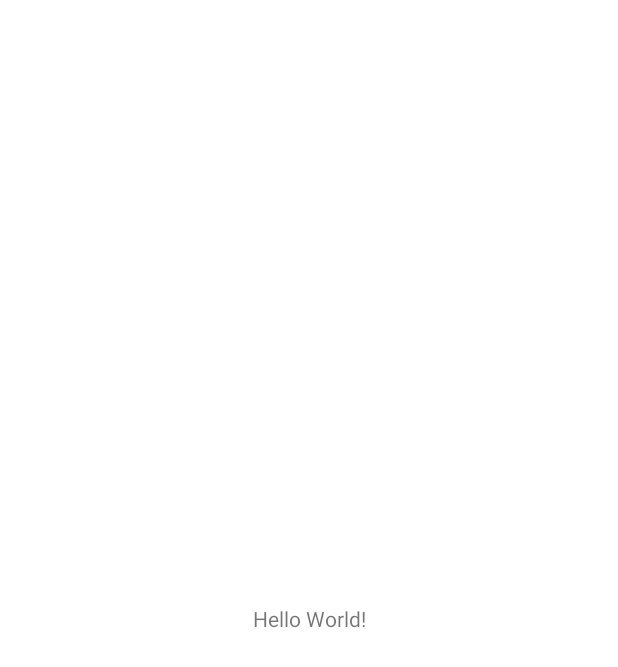
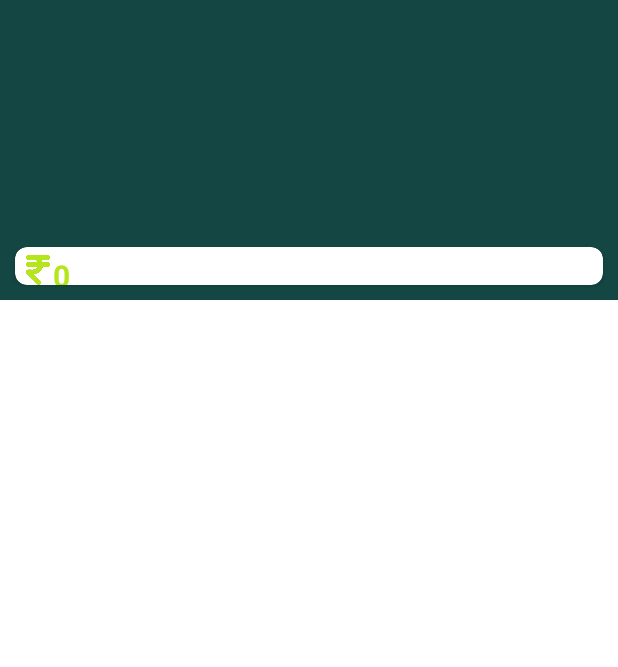
Before and after one commit to imrajnishjha/Intrester, an Android app: the screen it shows after launch (MainActivity), on a phone screen of 412 x 824 dp. Before the commit the part shown is almost empty. Shown: the top 667 px of the screen. Run offline under Robolectric (Android 15) with nearby library versions, the phone set to English and light mode, and no system bars.

Commit message:
Initial Commit

```diff
--- a/app/src/main/res/layout/activity_main.xml
+++ b/app/src/main/res/layout/activity_main.xml
@@ -7,12 +7,54 @@
     tools:context=".MainActivity">
 
     <TextView
-        android:layout_width="wrap_content"
-        android:layout_height="wrap_content"
-        android:text="Hello World!"
-        app:layout_constraintBottom_toBottomOf="parent"
+        android:layout_width="match_parent"
+        android:layout_height="200dp"
+        android:id="@+id/background_teal"
+        android:background="@color/dark_teal"
         app:layout_constraintEnd_toEndOf="parent"
         app:layout_constraintStart_toStartOf="parent"
         app:layout_constraintTop_toTopOf="parent" />
 
+    <androidx.cardview.widget.CardView
+        android:layout_width="match_parent"
+        android:layout_height="wrap_content"
+        app:layout_constraintStart_toStartOf="parent"
+        app:layout_constraintEnd_toEndOf="parent"
+        app:layout_constraintBottom_toBottomOf="@id/background_teal"
+        android:layout_margin="10dp"
+        app:cardCornerRadius="8dp"
+        app:cardBackgroundColor="@color/white">
+
+        <androidx.constraintlayout.widget.ConstraintLayout
+            android:layout_width="match_parent"
+            android:layout_height="match_parent"
+            android:id="@+id/dashboard_constraint">
+
+            <ImageView
+                android:layout_width="20dp"
+                android:layout_height="20dp"
+                app:layout_constraintTop_toTopOf="@id/dashboard_constraint"
+                app:layout_constraintStart_toStartOf="@id/dashboard_constraint"
+                android:src="@drawable/rupee_green"
+                android:layout_margin="5dp"
+                tools:ignore="ContentDescription" />
+
+            <TextView
+                android:layout_width="wrap_content"
+                android:layout_height="20dp"
+                app:layout_constraintStart_toStartOf="parent"
+                app:layout_constraintTop_toTopOf="parent"
+                android:layout_marginTop="5dp"
+                android:layout_marginStart="25dp"
+                android:textColor="#B5E61D"
+                android:gravity="center|top"
+                android:textStyle="bold"
+                android:paddingtop="3dp"
+                android:textSize="20sp"
+                android:text="0"/>
+
+        </androidx.constraintlayout.widget.ConstraintLayout>
+
+    </androidx.cardview.widget.CardView>
+
 </androidx.constraintlayout.widget.ConstraintLayout>
```
Also changed, not shown: app/src/main/res/drawable-v24/rupee_green.png (added), app/src/main/res/font/inria_sans_regular.ttf (added), app/src/main/res/font/inter_medium.ttf (added), app/src/main/res/font/inter_regular.ttf (added), app/src/main/res/font/inter_semi_bold.ttf (added), app/src/main/res/font/petit_formal_script.ttf (added), app/src/main/res/font/poppins_regular.ttf (added), app/src/main/res/font/poppins_semi_bold.ttf (added), app/src/main/res/font/titillium_web_black.ttf (added), app/src/main/res/font/titillium_web_bold.ttf (added), app/src/main/res/font/titillium_web_regular.ttf (added), app/src/main/res/font/titillium_web_semi_bold.ttf (added).
